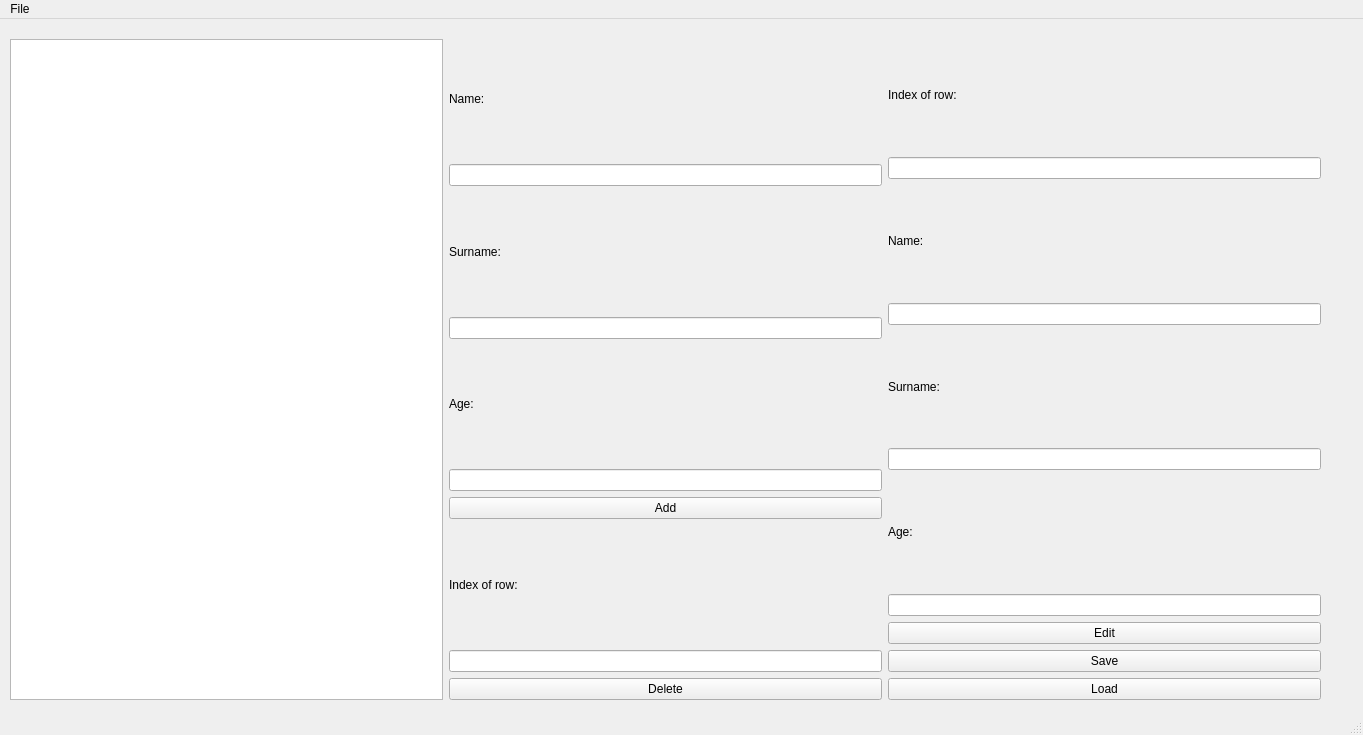
The window that JsonApplication/mainwindow.ui (RDaniil1/QTprojects) describes before a commit, drawn with Qt 5.
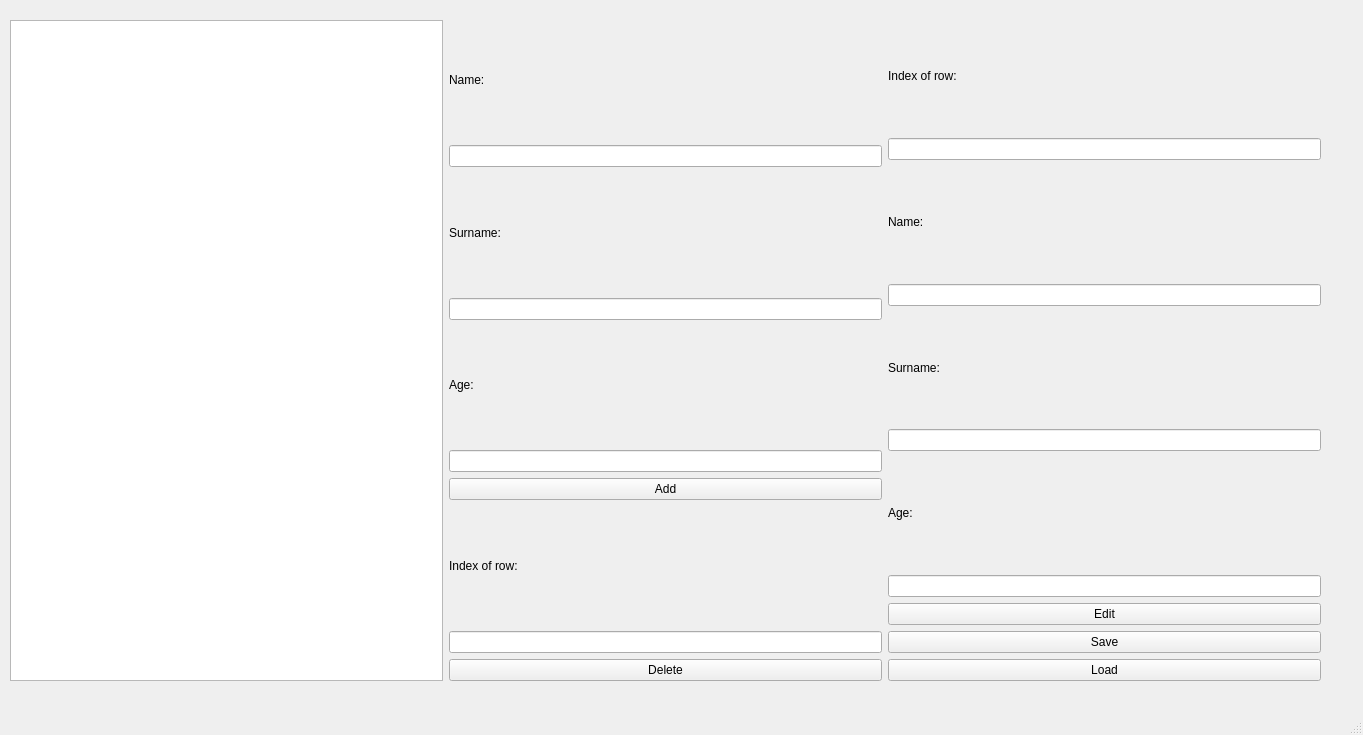
The same window after the commit.

```diff
--- a/JsonApplication/mainwindow.ui
+++ b/JsonApplication/mainwindow.ui
@@ -157,23 +157,6 @@
     </layout>
    </widget>
   </widget>
-  <widget class="QMenuBar" name="menubar">
-   <property name="geometry">
-    <rect>
-     <x>0</x>
-     <y>0</y>
-     <width>1363</width>
-     <height>26</height>
-    </rect>
-   </property>
-   <widget class="QMenu" name="menuFile">
-    <property name="title">
-     <string>File</string>
-    </property>
-    <addaction name="actionOpen_file"/>
-   </widget>
-   <addaction name="menuFile"/>
-  </widget>
   <widget class="QStatusBar" name="statusbar"/>
   <action name="actionOpen_file">
    <property name="text">
```
